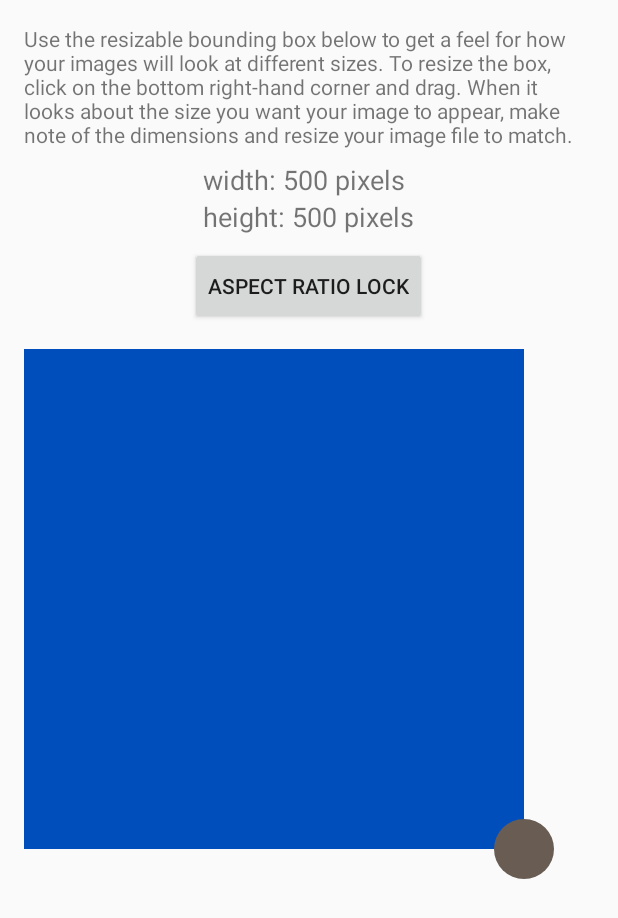
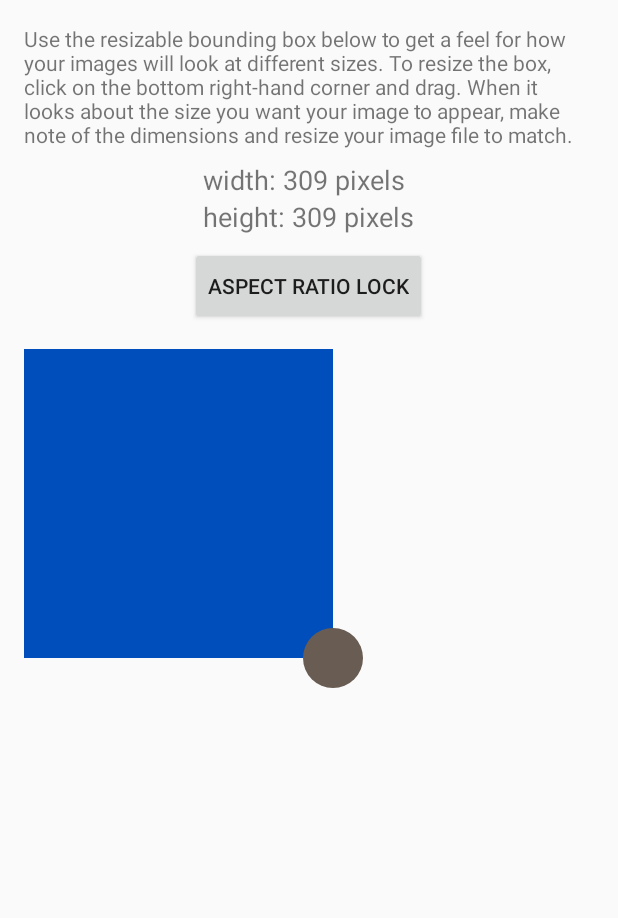
Before and after one commit to dimagi/commcare-developer-toolkit, an Android app: the ImageSizingActivity screen opened directly, with no data from a screen before it, on a phone screen of 412 x 824 dp. Shown: the top 918 px of the screen. Run offline under Robolectric (Android 15) with nearby library versions, the phone set to English and light mode, and no system bars.

Commit message:
fix max, min and starting dimens of the rectangle

```diff
--- a/app/src/main/java/dalvik/commcare/org/commcaredevelopertoolkit/UserResizableView.java
+++ b/app/src/main/java/dalvik/commcare/org/commcaredevelopertoolkit/UserResizableView.java
@@ -5,6 +5,7 @@ import android.graphics.Canvas;
 import android.graphics.Paint;
 import android.support.v4.view.MotionEventCompat;
 import android.util.AttributeSet;
+import android.util.DisplayMetrics;
 import android.util.Log;
 import android.util.Pair;
 import android.view.MotionEvent;
@@ -16,7 +17,6 @@ import android.view.View;
 public class UserResizableView extends View {
 
     private static final double TOUCH_THRESHOLD = 75;
-    private static final float STARTING_CORNER_POS = 500;
 
     private float cornerPositionX;
     private float cornerPositionY;
@@ -40,8 +40,13 @@ public class UserResizableView extends View {
     }
 
     private void initRectangle() {
-        cornerPositionX = STARTING_CORNER_POS;
-        cornerPositionY = STARTING_CORNER_POS;
+        // Initialize the resizable rectangle to take up ~1/2 of the available space (can't just
+        // use the view's getWidth() or getHeight() because onMeasure() hasn't yet been called)
+        DisplayMetrics metrics = getResources().getDisplayMetrics();
+        cornerPositionX = metrics.widthPixels / 2;
+        // account for the fact that ~1/2 of the screen height is taken up by content that is not
+        // the resizable rectangle
+        cornerPositionY = metrics.heightPixels / 4;
     }
 
     @Override
@@ -141,9 +146,8 @@ public class UserResizableView extends View {
     }
 
     private void applyMinAndMaxRequirements() {
-        float minDimen = getMinAllowedDimension();
-        float boundedX = Math.max(minDimen, Math.min(cornerPositionX, getMaxWidth()));
-        float boundedY = Math.max(minDimen, Math.min(cornerPositionY, getMaxHeight()));
+        float boundedX = Math.max(getMinAllowedWidth(), Math.min(cornerPositionX, getMaxWidth()));
+        float boundedY = Math.max(getMinAllowedHeight(), Math.min(cornerPositionY, getMaxHeight()));
         if (inAspectRatioMode) {
             // If one of the coordinates got constrained, adjust the other to match
             if (boundedX != cornerPositionX) {
@@ -156,17 +160,20 @@ public class UserResizableView extends View {
         cornerPositionY = boundedY;
     }
 
-    public float getMinAllowedDimension() {
-        // TODO: This is a very rough way of estimating what will look too small on different screen sizes; refine later
-        return (float)Math.floor(getMaxWidth() / 11);
+    public float getMinAllowedHeight() {
+        return (float)Math.floor(getMaxHeight() / 10);
+    }
+
+    public float getMinAllowedWidth() {
+        return (float)Math.floor(getMaxWidth() / 10);
     }
 
     public float getMaxWidth() {
-        return getMeasuredWidth()-50;
+        return getMeasuredWidth() - 50;
     }
 
     public float getMaxHeight() {
-        return getMeasuredHeight()-50;
+        return getMeasuredHeight() - 50;
     }
 
     private void redraw(Canvas canvas) {
@@ -198,39 +205,30 @@ public class UserResizableView extends View {
      * @return If the user-provided dimensions were valid for this screen
      */
     public boolean processUserProvidedAspectRatio(float width, float height) {
-        Pair<Float, Float> lockedDimens = checkValidAspectRatio(width, height,
-                getMaxWidth(), getMaxHeight(), getMinAllowedDimension());
+        Pair<Float, Float> lockedDimens = checkValidAspectRatio(width, height);
         if (lockedDimens != null) {
             setLockedAspectRatio(lockedDimens);
             return true;
-        } else {
-            return false;
         }
+        return false;
     }
 
-    private static Pair<Float, Float> checkValidAspectRatio(float width, float height,
-                                                            float maxWidth, float maxHeight,
-                                                            float minAllowedDimension) {
-        // Provided dimens can't be smaller than the min size for this view
-        if (width < minAllowedDimension || height < minAllowedDimension) {
-            return null;
-        }
-
-        // User probably shouldn't have an aspect ratio greater than ~5
-        float larger = Math.max(width, height);
-        float smaller = Math.min(width, height);
-        if (larger / smaller > 5) {
-            return null;
-        }
-
-        if (width > maxWidth || height > maxHeight) {
+    private Pair<Float, Float> checkValidAspectRatio(float width, float height) {
+        if (width > getMaxWidth() || height > getMaxHeight()) {
             // If the entered dimens for the box won't actually fit on screen, scale down
-            double widthScaleDownFactor = Math.floor(maxWidth / width);
-            double heightScaleDownFactor = Math.floor(maxHeight / height);
+            double widthScaleDownFactor = Math.floor(getMaxWidth() / width);
+            double heightScaleDownFactor = Math.floor(getMaxHeight() / height);
             double finalScaleDownFactor = Math.min(widthScaleDownFactor, heightScaleDownFactor);
             width = (float)Math.floor(width * finalScaleDownFactor);
             height = (float)Math.floor(height * finalScaleDownFactor);
         }
+
+        if (width < getMinAllowedWidth() || height < getMinAllowedHeight()) {
+            // The (potentially adjusted) display dimens can't be smaller than the min dimens that
+            // look reasonable on this screen
+            return null;
+        }
+
         return new Pair<>(width, height);
     }
 
--- a/app/src/main/res/values/strings.xml
+++ b/app/src/main/res/values/strings.xml
@@ -10,7 +10,7 @@
     <string name="height_label">height: </string>
     <string name="button_ok">OK</string>
     <string name="button_cancel">CANCEL</string>
-    <string name="aspect_ratio_invalid_error">The dimensions you provided are either too small to show well on this screen, or represent an aspect ratio that is too large to show well on this screen.</string>
+    <string name="aspect_ratio_invalid_error">The dimensions you provided are either too small to show well on this screen, or represent an aspect ratio that does not show well on this screen.</string>
     <string name="values_not_entered_error">Please enter a value for both dimensions</string>
     <string name="device_model_label">Device Model</string>
     <string name="android_version_label">Android Version</string>
```
